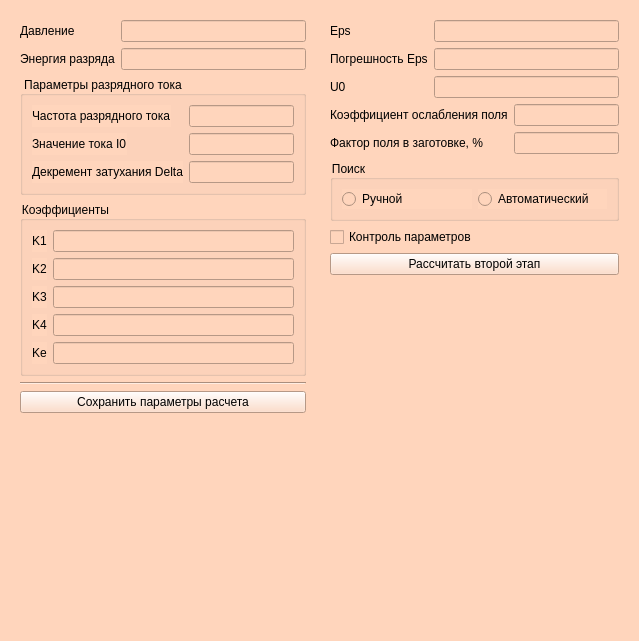
The window that gui/SecondaryParameters.ui (Kroshy1984/MIOM) describes before a commit, drawn with Qt 5.
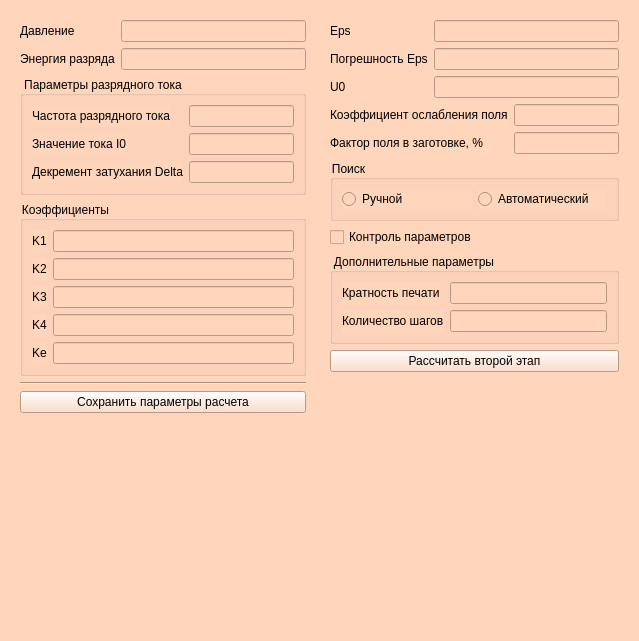
The same window after the commit.

What changed in the file:
```diff
--- a/gui/SecondaryParameters.ui
+++ b/gui/SecondaryParameters.ui
@@ -263,6 +263,35 @@
         </property>
        </widget>
       </item>
+      <item>
+       <widget class="QGroupBox" name="groupBox_4">
+        <property name="title">
+         <string>Дополнительные параметры</string>
+        </property>
+        <layout class="QFormLayout" name="formLayout_7">
+         <item row="0" column="0">
+          <widget class="QLabel" name="label_13">
+           <property name="text">
+            <string>Кратность печати</string>
+           </property>
+          </widget>
+         </item>
+         <item row="0" column="1">
+          <widget class="QLineEdit" name="lineEditPrint"/>
+         </item>
+         <item row="1" column="0">
+          <widget class="QLabel" name="label_17">
+           <property name="text">
+            <string>Количество шагов</string>
+           </property>
+          </widget>
+         </item>
+         <item row="1" column="1">
+          <widget class="QLineEdit" name="lineEditSteps"/>
+         </item>
+        </layout>
+       </widget>
+      </item>
       <item>
        <widget class="QPushButton" name="pushButtonCalcSecondPhase">
         <property name="text">
```
Left out of the diff: 24 changed lines with no effect on the pictures.
